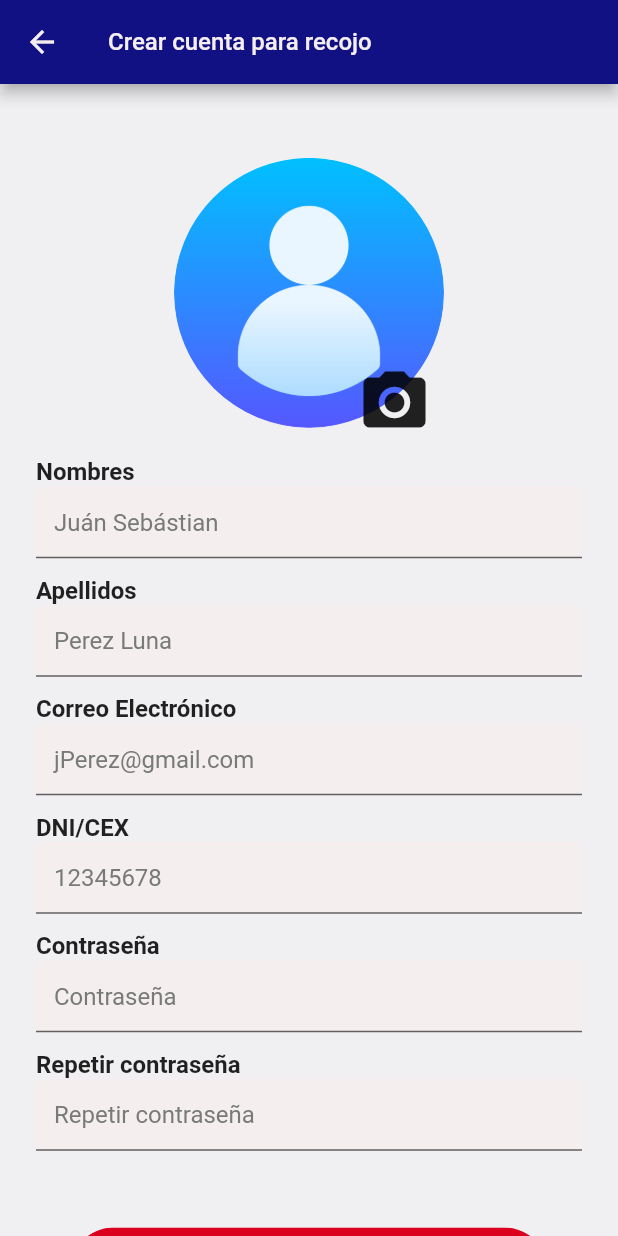
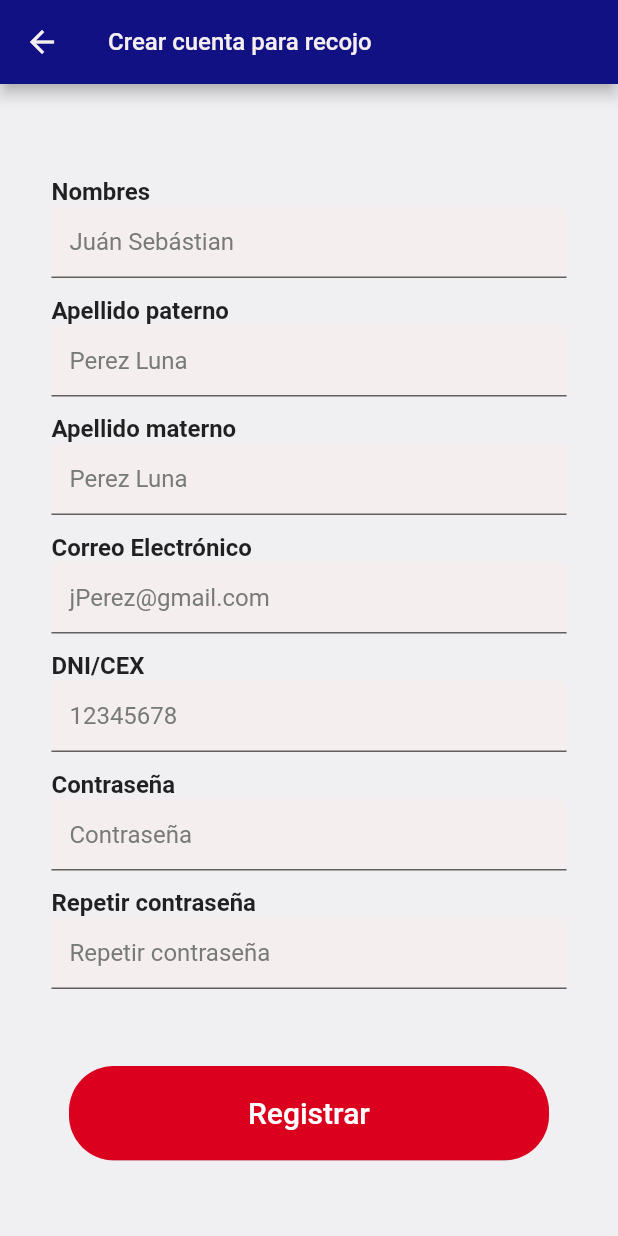
Before and after one commit to paku-apps/clean_flutter_app, a Flutter app: the RegisterChargerPage screen opened by its route, on a phone screen of 412 x 824 dp. Run offline on Flutter 3.47's test engine with Material 2 defaults, Android fonts, the light colour scheme and no system bars; our stand-ins replace dio, equatable, flutter_svg, flutter_typeahead, get, image_picker and 3 more; missing offline and left inert: flutter_barcode_scanner; accounts and stored records are empty.

Commit message:
Added service to register charger

```diff
--- a/lib/constants/text_constants.dart
+++ b/lib/constants/text_constants.dart
@@ -68,7 +68,8 @@ const infoAuthorizationConfirm = "Confirmar";
 //Register Charger Authorization
 const registerAuthorization = "Crear cuenta para recojo";
 const registerChargerFieldName = "Nombres";
-const registerChargerFieldLastName = "Apellidos";
+const registerChargerFieldLastNamePaterno = "Apellido paterno";
+const registerChargerFieldLastNameMaterno = "Apellido materno";
 const registerChargerFieldEmail = "Correo Electrónico";
 const registerChargerFieldNumDoc = "DNI/CEX";
 const registerChargerFieldPass = "Contraseña";
--- a/lib/data/repository/charger_repository.dart
+++ b/lib/data/repository/charger_repository.dart
@@ -4,6 +4,7 @@ import 'package:clean_app/data/converters/charger_model_from_carguer_response.da
 import 'package:clean_app/data/model/charger.dart';
 import 'package:clean_app/data/model/user.dart';
 import 'package:clean_app/data/response/api_result_response.dart';
+import 'package:clean_app/data/response/auth/authentication_data.dart';
 import 'package:clean_app/data/response/charger_response.dart';
 import 'package:clean_app/data/response/path_services.dart';
 import 'package:clean_app/services/dio_services.dart';
@@ -12,7 +13,7 @@ import 'package:http/http.dart' as http;
 abstract class ChargerRepository {
 
   Future<List<Charger>> getListChargerSearch(String authToken, String pattern);
-  Future<User?> submitCharger(String name, String lastName, String email, String numdoc, String pass, String repass);
+  Future<String> submitCharger(String name, String paterno, String materno, String email, String numdoc, String pass);
 
  }
 
@@ -49,38 +50,37 @@ class ChargerRepositoryImpl extends ChargerRepository {
   }
 
   @override
-  Future<User?> submitCharger(String name, String lastName, String email, String numdoc, String pass, String repass) async {
+  Future<String> submitCharger(String name, String paterno, String materno, String email, String numdoc, String pass) async {
 
     HttpDioService httpService = HttpDioService();
     httpService.init();
 
     var userLogged = User();
-    var url = pathServer+stage+loginService;
+    var url = pathServer+stage+registerCharger;
 
-    /*
     try {
       var response = await httpService.request(
         url: url,
         method: Method.POST,
         params: {
-          "username": username,
-          "password": password
+          "nombres": name,
+          "ap_paterno": paterno,
+          "ap_materno": materno,
+          "correo": email,
+          "numero_documento": numdoc,
+          "password": pass
         }
       );
       if(response.statusCode == 200){
-        UserRepository repo = UserRepositoryImpl();
         var apiResultResponse = ApiResultResponse.fromJson(response.data);
         var dataResponse = AuthenticationData.fromJson(apiResultResponse.data);
-        await repo.saveToken(dataResponse.authenticationResult.idToken);
-        await repo.saveRefreshToken(dataResponse.authenticationResult.refreshToken);
-        userLogged =  getUserFromUserBD(dataResponse.userBd);
-        await repo.saveUser(dataResponse.userBd);
+        return "Success";
       } else {
-        throw AuthenticationException(message: 'Wrong username or password');
+        throw ChargerRepositoryException(message: 'No se pudo registrar al usuario');
       }
     } catch (e){
-      throw AuthenticationException(message: 'Wrong username or password');
-    }*/
+      throw ChargerRepositoryException(message: 'No se pudo registrar al autorizado');
+    }
   }
 
 }
--- a/lib/data/response/path_services.dart
+++ b/lib/data/response/path_services.dart
@@ -25,6 +25,7 @@ const String updateAssignService = "/autorizaciones/:1";
 const String deleteAssignService = "/autorizaciones/";
 
 //Charger
+const String registerCharger = "/responsables";
 const String listAssignChildToday = "/responsables/:1/estudiantes/hoy";
 const String listAssignChildFuture = "/responsables/:1/estudiantes/futuro";
 const String generateQRDetail = "/qr/responsable/:1";
--- a/lib/features/register_charger/register_charger_controller.dart
+++ b/lib/features/register_charger/register_charger_controller.dart
@@ -14,15 +14,23 @@ class RegisterChargerController extends GetxController{
   File? imageFileTaked = null.obs();
   var isLoading = false.obs();
 
-  final GlobalKey<FormState> regiterChargerFormkey = GlobalKey<FormState>().obs();
-  late TextEditingController nameController, lastnameController, emailController, docController, passConytoller, repassController;
-
+  late GlobalKey<FormState> regiterChargerFormkey;
+  late TextEditingController nameController, lastnamePaternoController, lastnameMaternoController, emailController, docController, passConytoller, repassController;
+  var nombres = "";
+  var appaterno = "";
+  var apmaterno = "";
+  var correo = "";
+  var documento = "";
+  var pass = "";
+  var repass = "";
 
 
   @override
   void onInit(){
+    regiterChargerFormkey = GlobalKey<FormState>();
     nameController = TextEditingController();
-    lastnameController = TextEditingController();
+    lastnamePaternoController = TextEditingController();
+    lastnameMaternoController = TextEditingController();
     emailController = TextEditingController();
     docController = TextEditingController();
     passConytoller = TextEditingController();
@@ -37,7 +45,8 @@ class RegisterChargerController extends GetxController{
   @override
   void onClose(){
     nameController.dispose();
-    lastnameController.dispose();
+    lastnamePaternoController.dispose();
+    lastnameMaternoController.dispose();
     emailController.dispose();
     docController.dispose();
     passConytoller.dispose();
@@ -74,8 +83,15 @@ class RegisterChargerController extends GetxController{
   }
 
   String? validatePass(String value){
-    if(!GetUtils.isLengthGreaterOrEqual(value, 8)){
+    if(!GetUtils.isLengthGreaterOrEqual(value, 6)){
       return "Ingresar un mínimo de 6 carácteres";
+    }
+    return null;
+  }
+
+  String? validateRePass(String value){
+    if(value != passConytoller.text){
+      return "Las contraseñas deben de coincidir";
     }
     return null;
   }
@@ -88,15 +104,15 @@ class RegisterChargerController extends GetxController{
       return;
     }
     regiterChargerFormkey.currentState!.save();
-    registerCharger(nameController.text, lastnameController.text, emailController.text, docController.text, passConytoller.text, repassController.text);
+    registerCharger(nameController.text, lastnamePaternoController.text,  lastnameMaternoController.text, emailController.text, docController.text, passConytoller.text, repassController.text);
   }
 
-  void registerCharger(String username, String lastName, String email, String numDoc, String pass, String repass) async {
+  void registerCharger(String username, String paterno, String materno, String email, String numDoc, String pass, String repass) async {
     isLoading = true;
 
     try{
       var chargerRepository = ChargerRepositoryImpl();
-      await chargerRepository.submitCharger(username, lastName, email, numDoc, pass, repass);
+      await chargerRepository.submitCharger(username, paterno, materno, email, numDoc, pass);
       isLoading = false;
       showSuccessSnackbar("Bienvenido", "Colegio Villa Maria te saluda");
     } catch(e) {
--- a/lib/features/register_charger/register_charger_page.dart
+++ b/lib/features/register_charger/register_charger_page.dart
@@ -43,49 +43,66 @@ class RegisterChargerPage extends StatelessWidget {
                   mainAxisAlignment: MainAxisAlignment.start,
                   children: [
                     SizedBox(height: size.height * 0.05),
+                    /*
                     AvatarProfilePicker(
                       pictureTaked: registerChargerController.imageFileTaked,
                       functionProfile: () { registerChargerController.takePicture(); },
-                    ),
+                    ),*/
                     TextFormFieldIconNormal(
                       onChanged: (value) {},
                       controller: registerChargerController.nameController,
-                      validatorFunction: (value) {registerChargerController.validateNombres(value);},
+                      validatorFunction: (value) => registerChargerController.validateNombres(value),
+                      valueData: registerChargerController.nombres,
                       label: registerChargerFieldName,
                       hint: registerChargerFieldHintName
                     ),
                     TextFormFieldIconNormal(
                       onChanged: (value) {},
-                      controller: registerChargerController.lastnameController,
-                      validatorFunction: (value) {registerChargerController.validateNombres(value);},
-                      label: registerChargerFieldLastName,
+                      controller: registerChargerController.lastnamePaternoController,
+                      validatorFunction: (value) => registerChargerController.validateNombres(value),
+                      valueData: registerChargerController.appaterno,
+                      label: registerChargerFieldLastNamePaterno,
+                      hint: registerChargerFieldHintLastName
+                    ),
+                    TextFormFieldIconNormal(
+                      onChanged: (value) {},
+                      controller: registerChargerController.lastnameMaternoController,
+                      validatorFunction: (value) => registerChargerController.validateNombres(value),
+                      valueData: registerChargerController.apmaterno,
+                      label: registerChargerFieldLastNameMaterno,
                       hint: registerChargerFieldHintLastName
                     ),
                     TextFormFieldIconNormal(
                       onChanged: (value) {},
                       controller: registerChargerController.emailController,
-                      validatorFunction: (value) {registerChargerController.validateEmail(value);},
+                      validatorFunction: (value) => registerChargerController.validateEmail(value),
+                      valueData: registerChargerController.correo,
                       label: registerChargerFieldEmail,
                       hint: registerChargerFieldHintEmail
                     ),
                     TextFormFieldIconNormal(
                       onChanged: (value) {},
                       controller: registerChargerController.docController,
-                      validatorFunction: (value) {registerChargerController.validateDoc(value);},
+                      validatorFunction: (value) => registerChargerController.validateDoc(value),
+                      valueData: registerChargerController.documento,
                       label: registerChargerFieldNumDoc,
                       hint: registerChargerFieldHintNumDoc
                     ),
                     TextFormFieldIconNormal(
                       onChanged: (value) {},
+                      isPassword: true,
                       controller: registerChargerController.passConytoller,
-                      validatorFunction: (value) {registerChargerController.validateNombres(value);},
+                      validatorFunction: (value) => registerChargerController.validatePass(value),
+                      valueData: registerChargerController.pass,
                       label: registerChargerFieldPass,
                       hint: registerChargerFieldHintPass
                     ),
                     TextFormFieldIconNormal(
                       onChanged: (value) {},
+                      isPassword: true,
                       controller: registerChargerController.repassController,
-                      validatorFunction: (value) {registerChargerController.validatePass(value);},
+                      validatorFunction: (value)  => registerChargerController.validateRePass(value),
+                      valueData: registerChargerController.repass,
                       label: registerChargerFieldRePass,
                       hint: registerChargerFieldHintRePass
                     ),
--- a/lib/widgets/inputs/input_icon_form_fielld_normal.dart
+++ b/lib/widgets/inputs/input_icon_form_fielld_normal.dart
@@ -7,7 +7,7 @@ import 'package:flutter/material.dart';
 class TextFormFieldIconNormal extends StatelessWidget {
 
   final ValueChanged<String> onChanged;
-  bool showPassword;
+  bool isPassword;
   TextEditingController controller;
   Function validatorFunction;
   String valueData;
@@ -18,7 +18,7 @@ class TextFormFieldIconNormal extends StatelessWidget {
   TextFormFieldIconNormal({
     Key? key,
     required this.onChanged,
-    this.showPassword = false,
+    this.isPassword = false,
     this.leftIcon,
     required this.label,
     required this.hint,
@@ -29,13 +29,18 @@ class TextFormFieldIconNormal extends StatelessWidget {
 
   @override
   Widget build(BuildContext context) {
+
+    var deviceData = MediaQuery.of(context);
+
     return Container(
+      width: getResponsiveLenghtInput(deviceData),
       padding: const EdgeInsets.fromLTRB(dimenExtraLarge, dimenMedium, dimenExtraLarge, 0),
       child: Column(
         crossAxisAlignment: CrossAxisAlignment.start,
         children: [
           Text(label, style: const TextStyle(fontSize: textSizeNormalLabel, fontWeight: FontWeight.bold),),
           TextFormField(
+            obscureText: isPassword,
             controller: controller,
             style: const TextStyle(color: primaryColor),
             cursorColor: primaryColor,
@@ -43,7 +48,7 @@ class TextFormFieldIconNormal extends StatelessWidget {
               valueData = value!;
             },
             validator: (value) {
-              return validatorFunction(value!);
+              return validatorFunction(value);
             },
             decoration: InputDecoration(
               hintText: hint,
@@ -60,4 +65,17 @@ class TextFormFieldIconNormal extends StatelessWidget {
       )
     );
   }
+
+  double getResponsiveLenghtInput(MediaQueryData mediaQueryData){
+    if(mediaQueryData.size.width>950){
+      //Desktop
+      return 700;
+    } else if(mediaQueryData.size.width>600){
+      //Tablet
+      return 500;
+    } else {
+      //Size Mobile
+      return mediaQueryData.size.width*0.95;
+    }
+  }
 }
```
